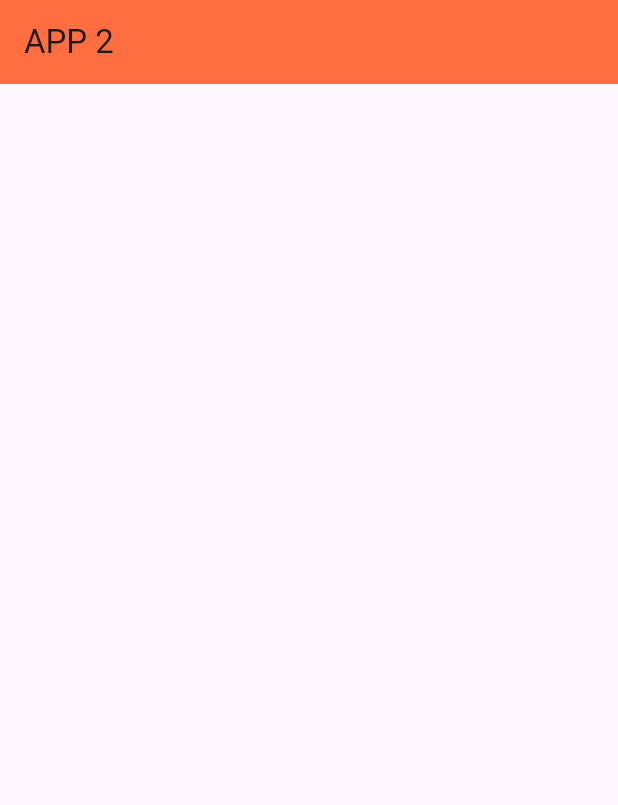
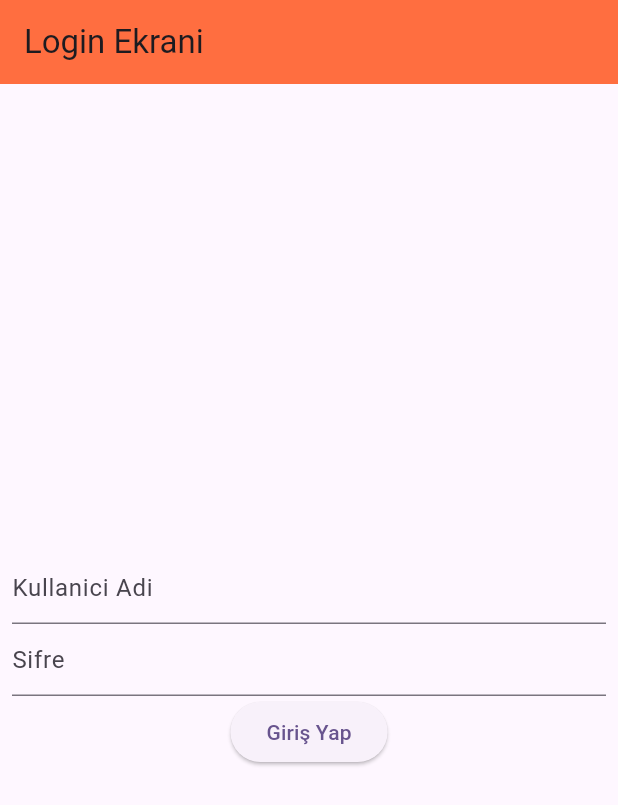
Before and after one commit to SERENGOKYILDIZ/FLUTTER_ANDROID_STORAGE_OPERATIONS_APP_2, a Flutter app: the screen it shows after launch, on a phone screen of 412 x 824 dp. Shown: the top 805 px of the screen. Run offline on Flutter 3.47's test engine with Material 3 defaults, Android fonts, the phone set to English and light mode, and no system bars; our stand-ins replace shared_preferences.

Commit message:
finish app

```diff
--- a/lib/main.dart
+++ b/lib/main.dart
@@ -1,4 +1,6 @@
+import 'package:android_flutter_storage_operations_app_2/anasayfa.dart';
 import 'package:flutter/material.dart';
+import 'package:shared_preferences/shared_preferences.dart';
 
 void main() {
   runApp(const MyApp());
@@ -9,36 +11,111 @@ class MyApp extends StatelessWidget {
 
   @override
   Widget build(BuildContext context) {
+    ///-> Giriş Yapıldıysa otomatik giriş yapsın
+    ///
+    Future<bool> oturumKontrol() async {
+      var sp = await SharedPreferences.getInstance();
+      String spUsername = sp.getString("username") ?? "admin";
+      String spPassword = sp.getString("password") ?? "password";
+
+      if(spUsername == "admin" && spPassword == "123")
+        {
+          return true;
+        }
+      else
+        {
+          return false;
+        }
+    }
+
     return MaterialApp(
       title: 'Flutter Demo',
       debugShowCheckedModeBanner: false,
       theme: ThemeData(
         colorScheme: ColorScheme.fromSeed(seedColor: Colors.deepPurple),
       ),
-      home: Anasayfa(),
+      ///-> Burada kontrol edilir
+      home: FutureBuilder<bool>(
+        future: oturumKontrol(),
+        builder: (context, snapshot){
+          if(snapshot.hasData)
+            {
+              bool? gecisIzni = snapshot.data;
+              return gecisIzni! ? Anasayfa() : LoginEkrani();
+            }
+          else
+            {
+              return Container();
+            }
+        },
+      ),
     );
   }
 }
 
-class Anasayfa extends StatefulWidget {
+class LoginEkrani extends StatefulWidget {
   @override
-  State<Anasayfa> createState() => _AnasayfaState();
+  State<LoginEkrani> createState() => _LoginEkraniState();
 }
 
-class _AnasayfaState extends State<Anasayfa> {
+class _LoginEkraniState extends State<LoginEkrani> {
+
+  var tfKullaniciAdi = TextEditingController();
+  var tfSifre = TextEditingController();
+
+  var scaffoldKey = GlobalKey<ScaffoldMessengerState>();
+
+  Future<void> girisKontrol() async {
+    var user = tfKullaniciAdi.text;
+    var password = tfSifre.text;
+
+    if(user == "admin" && password == "123"){
+      var sp = await SharedPreferences.getInstance();
+
+      sp.setString("username", user);
+      sp.setString("password", password);
+
+      Navigator.pushReplacement(context, MaterialPageRoute(builder: (context) => Anasayfa()));
+    }
+    else {
+      ScaffoldMessenger.of(context).showSnackBar(SnackBar(content: Text("Giriş Hatalı")));
+    }
+  }
+
   @override
   Widget build(BuildContext context) {
     return Scaffold(
       appBar: AppBar(
         backgroundColor: Colors.deepOrangeAccent,
-        title: Text("APP 2"),
+        title: Text("Login Ekrani"),
       ),
       body: Center(
-        child: Column(
-          mainAxisAlignment: MainAxisAlignment.center,
-          children: <Widget>[
-
-          ],
+        child: Padding(
+          padding: const EdgeInsets.all(8.0),
+          child: Column(
+            mainAxisAlignment: MainAxisAlignment.center,
+            children: [
+              TextField(
+                controller: tfKullaniciAdi,
+                decoration: InputDecoration(
+                  hintText: "Kullanici Adi"
+                ),
+              ),
+              TextField(
+                obscureText: true,
+                controller: tfSifre,
+                decoration: InputDecoration(
+                    hintText: "Sifre"
+                ),
+              ),
+              ElevatedButton(
+                child: Text("Giriş Yap"),
+                onPressed: (){
+                  girisKontrol();
+                },
+              )
+            ],
+          ),
         ),
       ),
     );
```
Also changed, not shown: lib/anasayfa.dart (added, +70 -0 lines).
